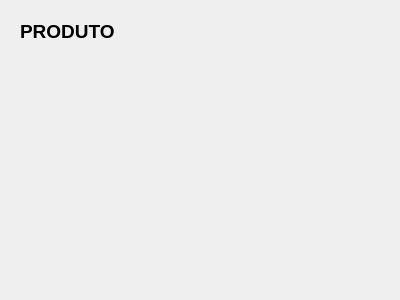
HarukiReiss/Gerenciador_de_Vendas, file view/produto.ui: the form before one commit.
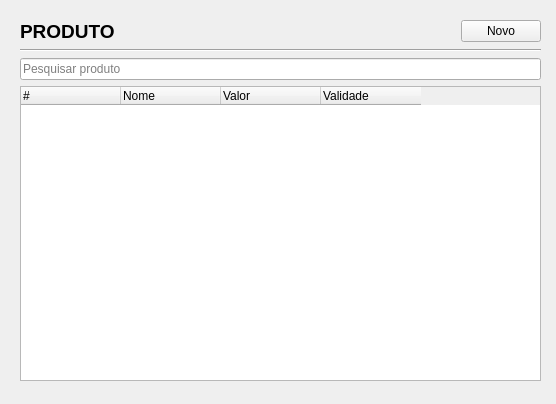
The form after the commit.

```diff
--- a/view/produto.ui
+++ b/view/produto.ui
@@ -6,32 +6,116 @@
    <rect>
     <x>0</x>
     <y>0</y>
-    <width>400</width>
-    <height>300</height>
+    <width>556</width>
+    <height>404</height>
    </rect>
   </property>
   <property name="windowTitle">
    <string>Form</string>
   </property>
-  <widget class="QLabel" name="label">
+  <widget class="QWidget" name="layoutWidget">
    <property name="geometry">
     <rect>
      <x>20</x>
      <y>20</y>
-     <width>96</width>
-     <height>23</height>
+     <width>521</width>
+     <height>361</height>
     </rect>
    </property>
-   <property name="font">
-    <font>
-     <pointsize>14</pointsize>
-     <weight>75</weight>
-     <bold>true</bold>
-    </font>
-   </property>
-   <property name="text">
-    <string>PRODUTO</string>
-   </property>
+   <layout class="QVBoxLayout" name="verticalLayout_2">
+    <item>
+     <layout class="QHBoxLayout" name="horizontalLayout">
+      <item>
+       <widget class="QLabel" name="label">
+        <property name="font">
+         <font>
+          <pointsize>14</pointsize>
+          <weight>75</weight>
+          <bold>true</bold>
+         </font>
+        </property>
+        <property name="text">
+         <string>PRODUTO</string>
+        </property>
+       </widget>
+      </item>
+      <item>
+       <spacer name="horizontalSpacer">
+        <property name="orientation">
+         <enum>Qt::Horizontal</enum>
+        </property>
+        <property name="sizeHint" stdset="0">
+         <size>
+          <width>40</width>
+          <height>20</height>
+         </size>
+        </property>
+       </spacer>
+      </item>
+      <item>
+       <widget class="QPushButton" name="novo_btn">
+        <property name="text">
+         <string>Novo</string>
+        </property>
+       </widget>
+      </item>
+     </layout>
+    </item>
+    <item>
+     <layout class="QVBoxLayout" name="verticalLayout">
+      <item>
+       <widget class="Line" name="line">
+        <property name="orientation">
+         <enum>Qt::Horizontal</enum>
+        </property>
+       </widget>
+      </item>
+      <item>
+       <widget class="QLineEdit" name="lineEdit">
+        <property name="placeholderText">
+         <string>Pesquisar produto</string>
+        </property>
+       </widget>
+      </item>
+      <item>
+       <widget class="QTableWidget" name="tabela">
+        <column>
+         <property name="text">
+          <string>#</string>
+         </property>
+         <property name="textAlignment">
+          <set>AlignLeading|AlignVCenter</set>
+         </property>
+        </column>
+        <column>
+         <property name="text">
+          <string>Nome</string>
+         </property>
+         <property name="textAlignment">
+          <set>AlignLeading|AlignVCenter</set>
+         </property>
+        </column>
+        <column>
+         <property name="text">
+          <string>Valor</string>
+         </property>
+         <property name="textAlignment">
+          <set>AlignLeading|AlignVCenter</set>
+         </property>
+        </column>
+        <column>
+         <property name="text">
+          <string>Validade</string>
+         </property>
+         <property name="textAlignment">
+          <set>AlignLeading|AlignVCenter</set>
+         </property>
+        </column>
+       </widget>
+      </item>
+     </layout>
+    </item>
+   </layout>
   </widget>
  </widget>
  <resources/>
```
Left out of the diff: 2 changed lines with no effect on the pictures.
